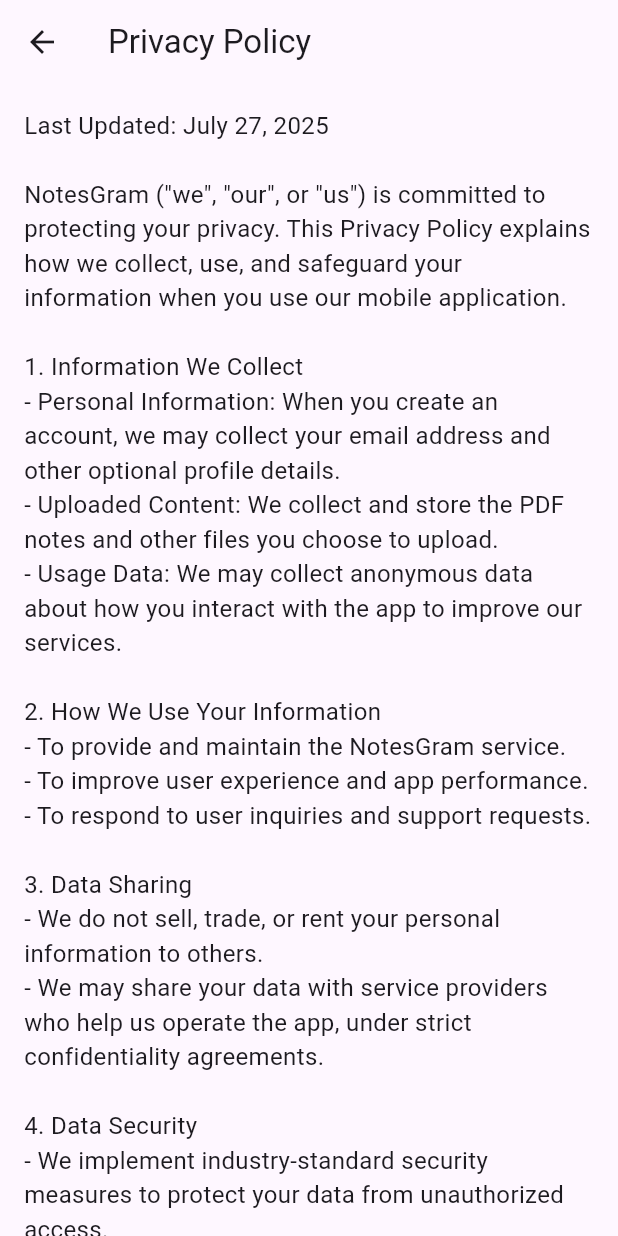
After one commit to Mayankk074/notesgram, a Flutter app: the Privacy screen opened by its route, on a phone screen of 412 x 824 dp. The commit adds this screen. Run offline on Flutter 3.47's test engine with Material 3 defaults, Android fonts, the phone set to English and light mode, and no system bars; our stand-ins replace cloud_firestore, file_picker, firebase_auth, firebase_core, firebase_storage, flutter_spinkit and 2 more; missing offline and left inert: syncfusion_flutter_pdfviewer; accounts and stored records are empty; network calls fail.

Commit message:
Add privacy policy and implement subCollection 'notes' for storing notes

```diff
--- a/lib/main.dart
+++ b/lib/main.dart
@@ -5,6 +5,8 @@ import 'package:notesgram/pages/authenticate/signIn.dart';
 import 'package:notesgram/pages/authenticate/signUp.dart';
 import 'package:notesgram/pages/home/note_viewer.dart';
 import 'package:notesgram/pages/home/otherUserFiles.dart';
+import 'package:notesgram/pages/home/profile/faq.dart';
+import 'package:notesgram/pages/home/profile/privacy.dart';
 import 'package:notesgram/pages/home/profile/profileMenu.dart';
 import 'package:notesgram/pages/home/profile/settingsForm.dart';
 import 'package:notesgram/pages/home/userDP.dart';
@@ -42,6 +44,8 @@ class MyApp extends StatelessWidget {
             '/loadingShared': (context)=> const LoadingShared(),
             '/singleNote': (context)=> const NoteViewer(),
             '/profileMenu': (context) => const Menu(),
+            '/privacy': (context) => const Privacy(),
+            '/faq': (context) => const Faq()
           },
         ));
   }
--- a/lib/models/note.dart
+++ b/lib/models/note.dart
@@ -10,6 +10,7 @@ class Note{
   String? userDP;
   String? description;
   int? likesCount;
+  String? noteId;
 
-  Note({this.subject,this.userUid,this.userDP,this.name,this.course,this.userName,this.link, this.description, this.likesCount});
+  Note({this.subject,this.noteId, this.userUid,this.userDP,this.name,this.course,this.userName,this.link, this.description, this.likesCount});
 }
--- a/lib/pages/home/note_viewer.dart
+++ b/lib/pages/home/note_viewer.dart
@@ -153,7 +153,7 @@ class _NoteViewerState extends State<NoteViewer> {
                           data['likesCount']++;
                         }
                         await DatabaseService(uid: userUid).updatingLikes(
-                            pdfUrl: pdfLink, likedFlag: !likedFlag);
+                            likedFlag: !likedFlag, id: data['id']);
                         //Again rebuilding the widget for likesCount
                         setState(() {});
                       },
@@ -183,8 +183,7 @@ class _NoteViewerState extends State<NoteViewer> {
                                     TextButton(
                                       child: const Text('Yes'),
                                       onPressed: () async {
-                                        Navigator.of(dialogContext).pop();
-                                        await DatabaseService(uid: userUid).deleteUserPDF(pdfUrl: pdfLink);
+                                        await DatabaseService(uid: userUid).deleteUserPDF(id: data['id']);
                                         //Decreasing the no. of notesUploaded
                                         await DatabaseService(uid: userUid)
                                             .updateUserData(
@@ -202,6 +201,7 @@ class _NoteViewerState extends State<NoteViewer> {
                                             HashSet<String>.from(userDoc['liked'])
                                         );
                                         if(!context.mounted) return;
+                                        Navigator.of(dialogContext).pop();
                                         Navigator.of(context).pop();
                                         const snackBar = SnackBar(
                                           content: Text('Yay! Note has been deleted!'),
--- a/lib/pages/home/notesTile.dart
+++ b/lib/pages/home/notesTile.dart
@@ -6,7 +6,7 @@ import 'package:notesgram/models/userUid.dart';
 import 'package:provider/provider.dart';
 
 class NotesTile extends StatefulWidget {
-  NotesTile({super.key, this.pdfLink, this.name, this.userName, this.userDP,this.course,this.subject, this.userUid, this.description, required this.likedFlag, required this.likesCount, this.currUserDoc, this.refreshCallback});
+  NotesTile({super.key, required this.id, this.pdfLink, this.name, this.userName, this.userDP,this.course,this.subject, this.userUid, this.description, required this.likedFlag, required this.likesCount, this.currUserDoc, this.refreshCallback});
 
   final Function? refreshCallback;
   final String? pdfLink;
@@ -18,6 +18,8 @@ class NotesTile extends StatefulWidget {
   final String? userUid;
   final String? description;
   final bool likedFlag;
+  //Note document id from DB
+  final String? id;
   int? likesCount;
   DocumentSnapshot? currUserDoc;
 
@@ -104,6 +106,7 @@ class _NotesTileState extends State<NotesTile> {
                                                   'course': widget.course,
                                                   'subject': widget.subject,
                                                   'description': widget.description,
+                                                  'id': widget.id
                                                 });
                             //updating the value with newer one
                             if(result != null){
--- /dev/null
+++ b/lib/pages/home/profile/faq.dart
@@ -0,0 +1,44 @@
+import 'package:flutter/material.dart';
+
+class Faq extends StatelessWidget {
+  const Faq({super.key});
+
+  @override
+  Widget build(BuildContext context) {
+    return Scaffold(
+      appBar: AppBar(
+        title: const Text('FAQs'),
+      ),
+      body: const SingleChildScrollView(
+        padding: EdgeInsets.all(16),
+        child: Text(
+          '''Frequently Asked Questions (FAQs)
+
+1. What is NotesGram?
+NotesGram is an app that allows users to upload, store, and access notes in PDF format. It helps students and professionals manage their study materials efficiently.
+
+2. Is NotesGram free to use?
+Yes, NotesGram is free to use. Some features may require internet access.
+
+3. What types of files can I upload?
+Currently, NotesGram supports PDF files only. Support for other formats may be added in future updates.
+
+4. Are my uploaded notes private?
+Yes, your notes are private by default. We do not share your content with others without your permission.
+
+5. Can I delete my notes or account?
+Absolutely. You can delete any note you uploaded, and you can also delete your account from the settings section.
+
+6. Will NotesGram show ads?
+Currently, NotesGram is ad-free. If we introduce ads in the future, they will be minimal and non-intrusive.
+
+7. Does NotesGram work offline?
+You can view downloaded notes offline. However, uploading and syncing require an internet connection.
+''',
+          style: TextStyle(fontSize: 16),
+        ),
+      ),
+    );
+
+  }
+}
--- /dev/null
+++ b/lib/pages/home/profile/privacy.dart
@@ -0,0 +1,52 @@
+import 'package:flutter/material.dart';
+
+class Privacy extends StatelessWidget {
+  const Privacy({super.key});
+
+  @override
+  Widget build(BuildContext context) {
+    return Scaffold(
+      appBar: AppBar(
+        title: const Text('Privacy Policy'),
+      ),
+      body: const SingleChildScrollView(
+        padding: EdgeInsets.all(16),
+        child: Text(
+          //Triple quotes for multiple lines
+          '''Last Updated: July 27, 2025
+
+NotesGram ("we", "our", or "us") is committed to protecting your privacy. This Privacy Policy explains how we collect, use, and safeguard your information when you use our mobile application.
+
+1. Information We Collect
+- Personal Information: When you create an account, we may collect your email address and other optional profile details.
+- Uploaded Content: We collect and store the PDF notes and other files you choose to upload.
+- Usage Data: We may collect anonymous data about how you interact with the app to improve our services.
+
+2. How We Use Your Information
+- To provide and maintain the NotesGram service.
+- To improve user experience and app performance.
+- To respond to user inquiries and support requests.
+
+3. Data Sharing
+- We do not sell, trade, or rent your personal information to others.
+- We may share your data with service providers who help us operate the app, under strict confidentiality agreements.
+
+4. Data Security
+- We implement industry-standard security measures to protect your data from unauthorized access.
+
+5. Your Choices
+- You can update or delete your account and uploaded content at any time.
+- You may opt out of certain data collection features through your device settings.
+
+6. Changes to This Policy
+- We may update this policy from time to time. You will be notified of significant changes.
+
+By using NotesGram, you agree to the terms outlined in this Privacy Policy.
+''',
+          style: TextStyle(fontSize: 16),
+        ),
+      ),
+    );
+
+  }
+}
--- a/lib/pages/home/profile/profileMenu.dart
+++ b/lib/pages/home/profile/profileMenu.dart
@@ -9,6 +9,7 @@ class Menu extends StatelessWidget {
   @override
   Widget build(BuildContext context) {
     Map data=ModalRoute.of(context)?.settings.arguments as Map;
+
     return Scaffold(
       appBar: AppBar(
         title: Text('Settings'),
@@ -16,9 +17,10 @@ class Menu extends StatelessWidget {
       body: ListView(
         children: [
           ListTile(
-            leading: Icon(Icons.settings),
+            leading: Icon(Icons.settings_outlined),
             title: Text('Edit profile'),
             onTap: (){
+              //Building the Route Page and sending userDoc so that SettingsForm will initialize once via initState
               Navigator.push(context, MaterialPageRoute(builder: (context) => SettingsForm(userDoc: data['userDoc'])));
             },
           ),
@@ -55,6 +57,20 @@ class Menu extends StatelessWidget {
                     );
                   });
             },
+          ),
+          ListTile(
+            leading: const Icon(Icons.lock_outline),
+            title: const Text('Privacy'),
+            onTap: (){
+              Navigator.pushNamed(context, '/privacy');
+            },
+          ),
+          ListTile(
+            leading: const Icon(Icons.question_answer_outlined),
+            title: const Text('FAQs'),
+            onTap: (){
+              Navigator.pushNamed(context, '/faq');
+            },
           )
         ],
       )
--- a/lib/pages/home/profile/settingsForm.dart
+++ b/lib/pages/home/profile/settingsForm.dart
@@ -113,11 +113,12 @@ class _SettingsFormState extends State<SettingsForm> {
                         HashSet<String>.from(widget.userDoc?['liked']),
                       );
                       if(!context.mounted) return;
+                      //removing screens so it will fetch new data
+                      Navigator.pop(context);
                       Navigator.pop(context);
                       const snackBar = SnackBar(
                         content: Text('Yay! User Data has been updated!'),
                       );
-                      Navigator.pop(context);
                       // Find the ScaffoldMessenger in the widget tree
                       // and use it to show a SnackBar.
                       ScaffoldMessenger.of(context).showSnackBar(snackBar);
--- a/lib/pages/home/profile/uploadForm.dart
+++ b/lib/pages/home/profile/uploadForm.dart
@@ -124,9 +124,9 @@ class _UploadFormState extends State<UploadForm> {
                   String url =
                   await StorageServices(uid: user.uid).uploadPdf(pdf);
 
-                  //updating the database with pdf url
+                  //adding the Note in DB as a subCollection document
                   await DatabaseService(uid: user.uid)
-                      .updateNotesData(url, fileName, _currentCourse, _currentSubject, _currentDescription);
+                        .addNote(course: _currentCourse,description: _currentDescription,likes: 0, fileName: fileName, subject: _currentSubject, url: url);
 
                   //Increasing the no. of notesUploaded
                   await DatabaseService(uid: user.uid)
--- a/lib/pages/home/userDP.dart
+++ b/lib/pages/home/userDP.dart
@@ -70,7 +70,7 @@ class _UserProfileState extends State<UserProfile> {
                       null,
                       backgroundColor: Colors.purple[100],
                       child: userSnap?['profilePic'] != 'No DP' ?
-                        null : const Icon(Icons.person, size: 140),
+                        null : const Icon(Icons.person, size: 80),
                     ),
                     SizedBox(
                       width: screenWidth*0.07,
```
Also changed, not shown: lib/models/notesModel1.dart (added, +14 -0 lines), lib/pages/home/explore/allNotes.dart (+33 -35 lines), lib/pages/home/home.dart (+5 -3 lines), lib/pages/home/homeBody/homeBody.dart (+13 -15 lines), lib/pages/home/otherUserFiles.dart (+26 -28 lines), lib/pages/home/profile/profile.dart (+4 -4 lines), lib/pages/home/upload/upload.dart (+17 -24 lines), lib/services/database.dart (+85 -200 lines).
